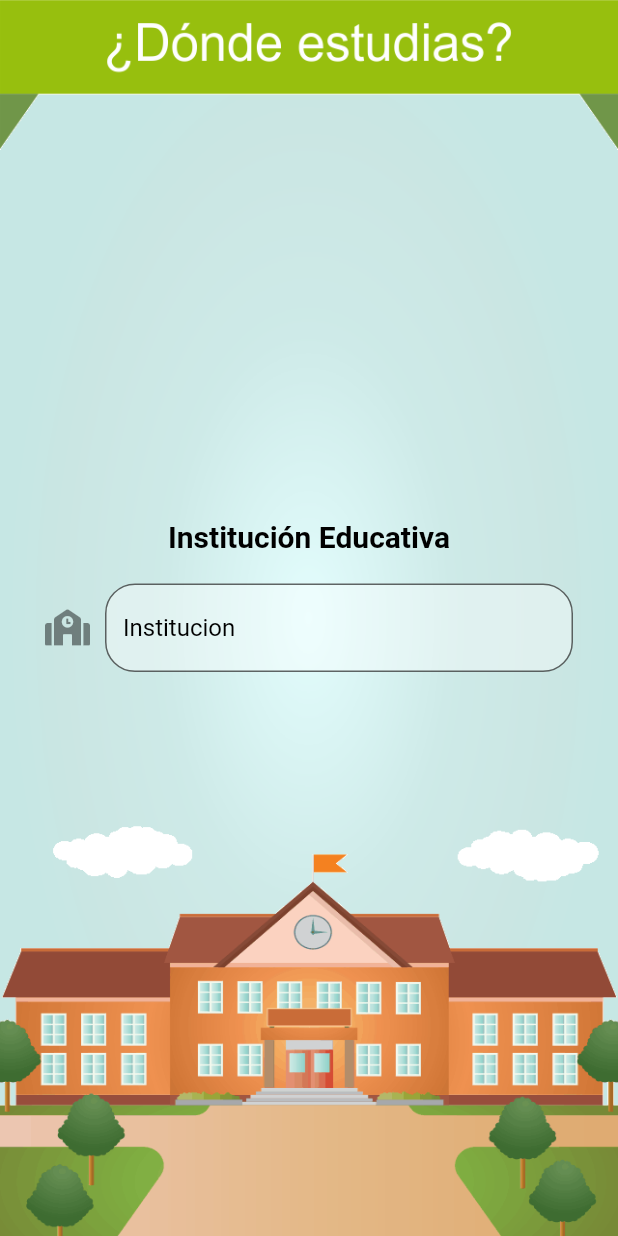
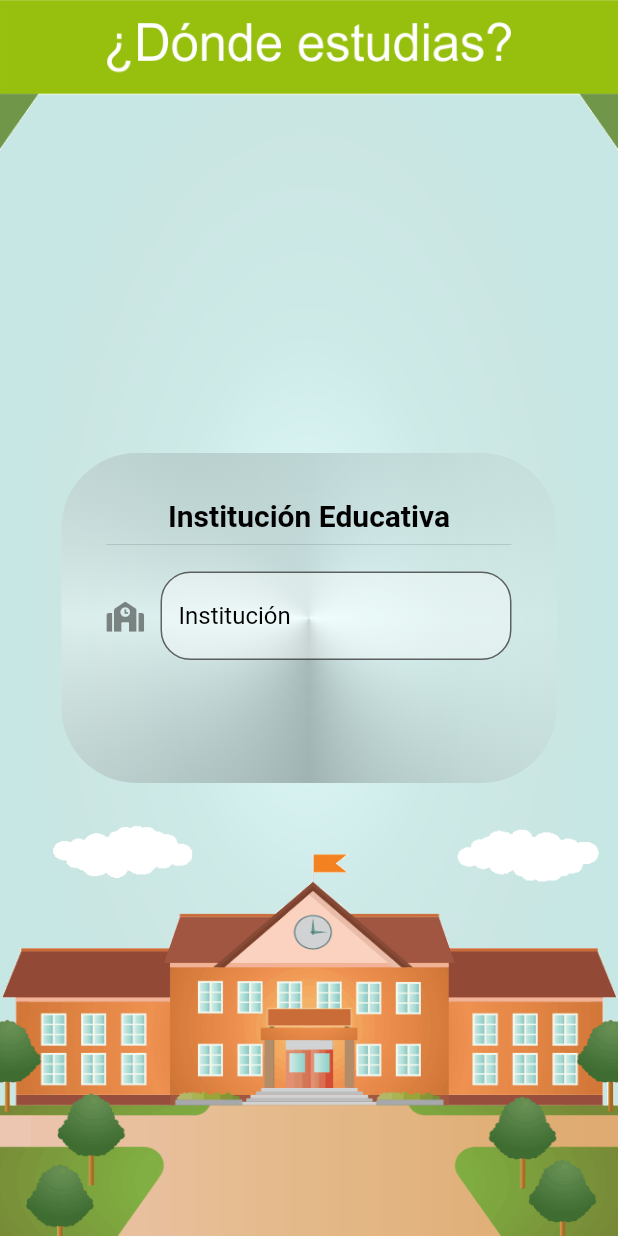
Before and after one commit to dienduro/flutter-csmEducativo, a Flutter app: the screen it shows after launch, on a phone screen of 412 x 824 dp. Run offline on Flutter 3.47's test engine with Material 2 defaults, Android fonts, the phone set to English and light mode, and no system bars; our stand-ins replace font_awesome_flutter; network calls fail.

```diff
--- a/lib/src/pages/institition-page.dart
+++ b/lib/src/pages/institition-page.dart
@@ -79,6 +79,21 @@ class InstPage extends StatelessWidget {
   Widget _crearTextField(BuildContext context) {
     final searchModalRoute = ModalRoute.of(context).settings.arguments;
     return Center(
+      child: Container(
+        width: 330.0,
+        height: 220.0,
+        decoration: BoxDecoration(
+          borderRadius: BorderRadius.circular(50),
+          gradient: SweepGradient(
+            colors: [
+              Colors.white10,
+              Colors.black26,
+              Colors.white30,
+              Colors.black12,
+              Colors.white10,
+            ],
+          ),
+        ),
         child: SingleChildScrollView(
           padding: EdgeInsets.all(30),
           child: Column(
@@ -91,8 +106,9 @@ class InstPage extends StatelessWidget {
                     fontWeight: FontWeight.bold,
                     fontSize: 20.0),
               ),
+              Divider(),
               SizedBox(
-              height: 20.0,
+                height: 10.0,
               ),
               TextField(
                 onTap: () {
@@ -108,6 +124,7 @@ class InstPage extends StatelessWidget {
                   /*  errorText: snapshot.error, */
                   icon: Icon(
                     FontAwesomeIcons.school,
+                    size: 20.0,
                     /* color: Colors.white, */
                   ),
                   filled: true,
@@ -115,7 +132,7 @@ class InstPage extends StatelessWidget {
                   labelStyle: TextStyle(color: Colors.black, fontSize: 20),
                   labelText: searchModalRoute,
                   hintStyle: TextStyle(color: Colors.black),
-                hintText: 'Institucion',
+                  hintText: 'Institución',
                   border: OutlineInputBorder(
                     borderRadius: BorderRadius.circular(20.0),
                   ),
@@ -130,13 +147,13 @@ class InstPage extends StatelessWidget {
               (searchModalRoute != null)
                   ? RaisedButton(
                       color: Colors.teal,
-                    padding:
-                        EdgeInsets.symmetric(horizontal: 100.0, vertical: 20.0),
+                      padding: EdgeInsets.symmetric(
+                          horizontal: 85.0, vertical: 10.0),
                       shape: StadiumBorder(),
                       elevation: 3.0,
                       child: Text(
                         'Ingresar',
-                      style: TextStyle(fontSize: 20.0),
+                        style: TextStyle(fontSize: 15.0),
                       ),
                       onPressed: () {},
                       /* snapshot.hasData ? () => _login(context, bloc) : null */
@@ -160,6 +177,7 @@ class InstPage extends StatelessWidget {
             ],
           ),
         ),
+      ),
     );
   }
 }
--- a/lib/src/providers/instituciones_provider.dart
+++ b/lib/src/providers/instituciones_provider.dart
@@ -5,10 +5,10 @@ import 'package:http/http.dart' as http;
 import 'package:flutter_csm_tecnologia/src/models/institucion_model.dart';
 
 class InstitucionesProvider {
-  final String _url = '192.168.101.25';
+  final String _url = 'c2c1e5b28038.ngrok.io';
 
   Future<List<InstitucionModel>> getInstituciones() async {
-    final url = Uri.http(_url, "api/instituciones");
+    final url = Uri.http(_url, "api/institutes");
 
     final resp = await http.get(url);
     final List decodedData = json.decode(resp.body);
--- a/lib/src/widget/cargarInstituciones_widget.dart
+++ b/lib/src/widget/cargarInstituciones_widget.dart
@@ -4,6 +4,7 @@ import 'package:flutter_csm_tecnologia/src/providers/instituciones_provider.dart
 
 class CargarInstituciones extends StatelessWidget {
   final institucionesProvider = new InstitucionesProvider();
+
   @override
   Widget build(BuildContext context) {
     return FutureBuilder(
--- a/pubspec.yaml
+++ b/pubspec.yaml
@@ -30,6 +30,7 @@ dependencies:
   font_awesome_flutter: ^8.8.1
   http: ^0.12.2
   provider: ^4.3.2+2
+  shared_preferences: ^0.5.10
 
 dev_dependencies:
   flutter_test:
```
Also changed, not shown: lib/src/search/search_delegate.dart (+44 -4 lines), pubspec.lock. Lines whose indentation alone changed are shown as unchanged.
